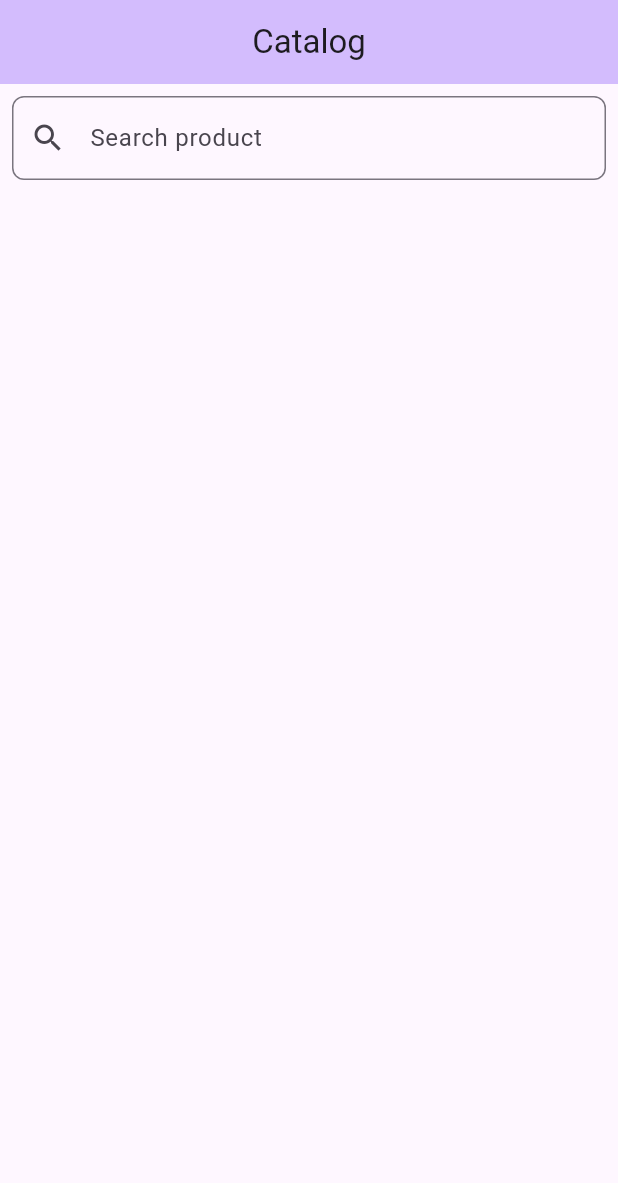
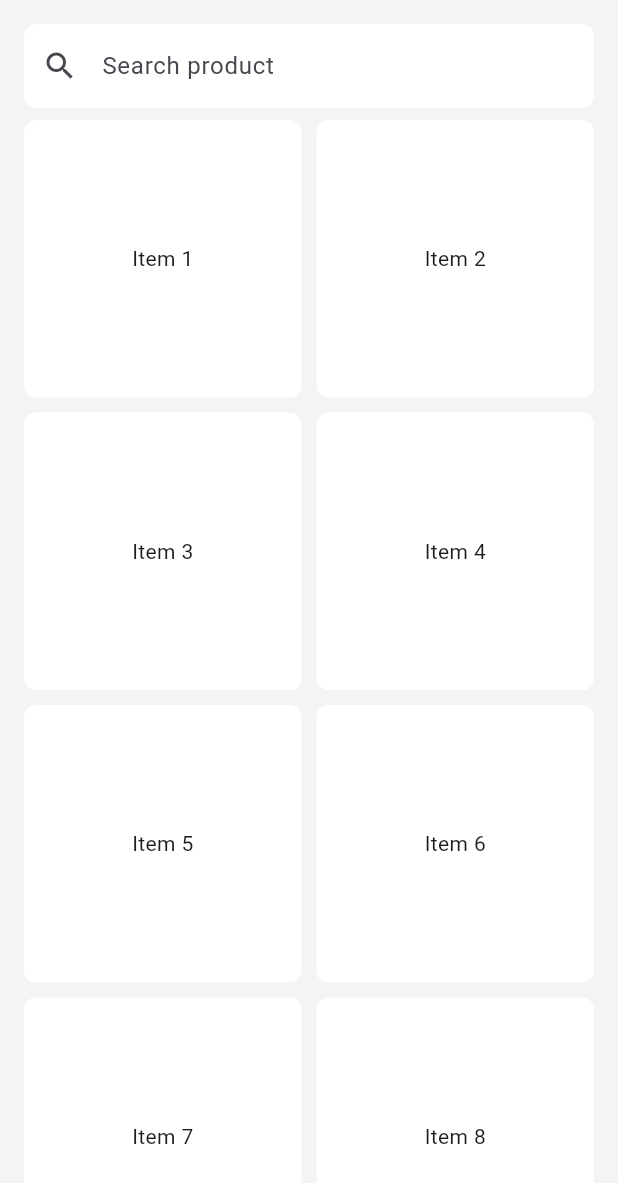
Before and after one commit to anca26/HomeAssesment, a Flutter app: the screen it shows after launch, on a phone screen of 412 x 824 dp. Shown: the top 1183 px of the screen. Run offline on Flutter 3.47's test engine with Material 3 defaults, Android fonts, the phone set to English and light mode, and no system bars.

Commit message:
Items list

```diff
--- a/custom_app/lib/main.dart
+++ b/custom_app/lib/main.dart
@@ -38,11 +38,11 @@ class _MyHomePageState extends State<MyHomePage> {
   @override
   Widget build(BuildContext context) {
     return Scaffold(
-      appBar: AppBar(
-        backgroundColor: Theme.of(context).colorScheme.inversePrimary,
-        title: Text(widget.title),
-        centerTitle: true,
-      ),
+      // appBar: AppBar(
+      //   backgroundColor: Colors.lightBlue,
+      //   title: Text(widget.title),
+      //   centerTitle: true,
+      // ),
       body:  const HomePage()
     );
   }
--- a/custom_app/lib/pages/home_page.dart
+++ b/custom_app/lib/pages/home_page.dart
@@ -9,23 +9,54 @@ class HomePage extends StatefulWidget {
 
 class _HomePageState extends State<HomePage>{
   // tbi: final List<Product> products = [];
+  Color backgroundGray = const Color.fromARGB(255, 244, 244, 244);
 
   @override
   Widget build(BuildContext context){
     return Scaffold(
+      backgroundColor: backgroundGray,
       body: SafeArea(child: Padding (
-        padding: EdgeInsets.all(8.0),
+        padding: EdgeInsets.all(16.0),
         child: Column(
           crossAxisAlignment: CrossAxisAlignment.start,
           children: [
             TextField(
               decoration: InputDecoration(
+                filled: true,
+                fillColor: Colors.white,
                 hintText: 'Search product',
                 prefixIcon: Icon(Icons.search),
-                border: OutlineInputBorder(borderRadius: BorderRadius.circular(8.0)),
+                border: OutlineInputBorder(
+                  borderRadius: BorderRadius.circular(8.0),
+                  borderSide: BorderSide.none
+                  ),
+
               ),
             ),
-            //tbi SizedBox(height:8.0),
+            SizedBox(height:8.0),
+            Expanded(
+              child: GridView.builder(
+                itemCount: 12, //products.length after fetching
+                gridDelegate: SliverGridDelegateWithFixedCrossAxisCount(
+                  crossAxisCount: 2,
+                  crossAxisSpacing: 10,
+                  mainAxisSpacing: 10,
+                  childAspectRatio: 1,
+                  ),
+                itemBuilder: (context, index) {
+                  return Container(
+                    alignment: Alignment.center,
+                    decoration: BoxDecoration(
+                      color: Colors.white,
+                      borderRadius: BorderRadius.circular(8.0),
+                    ),
+                    child: Text(
+                      'Item ${index +1}',
+                    ),
+                  );
+                },
+              ),
+            ),
           ]
         ))
         ),
```
